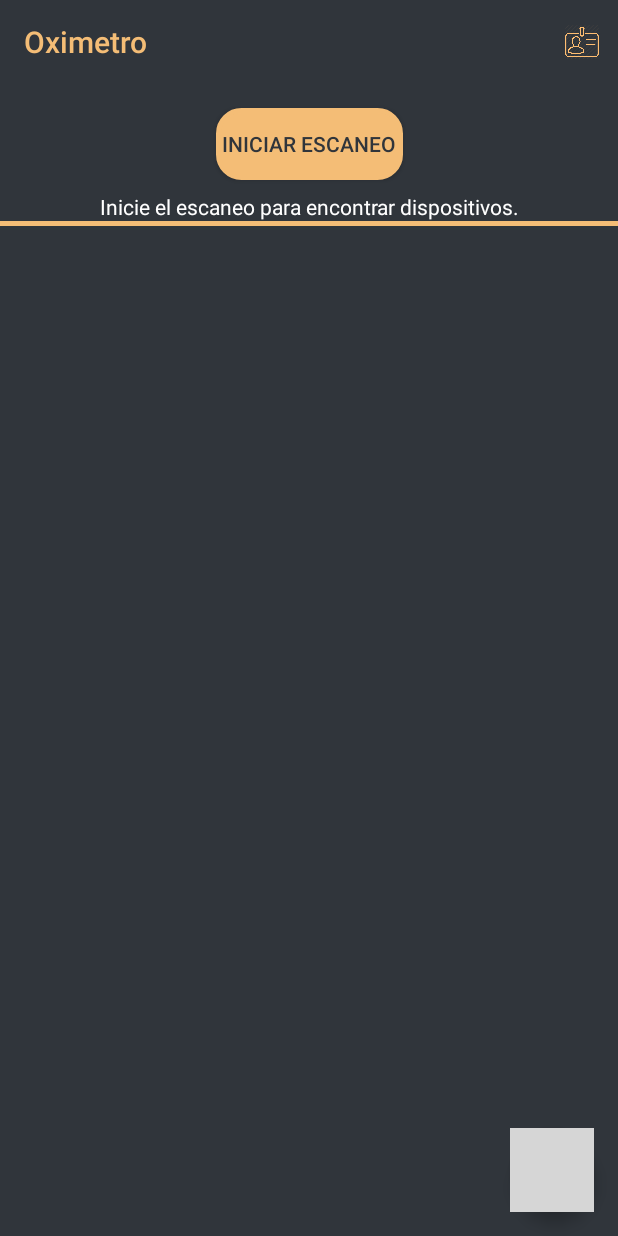
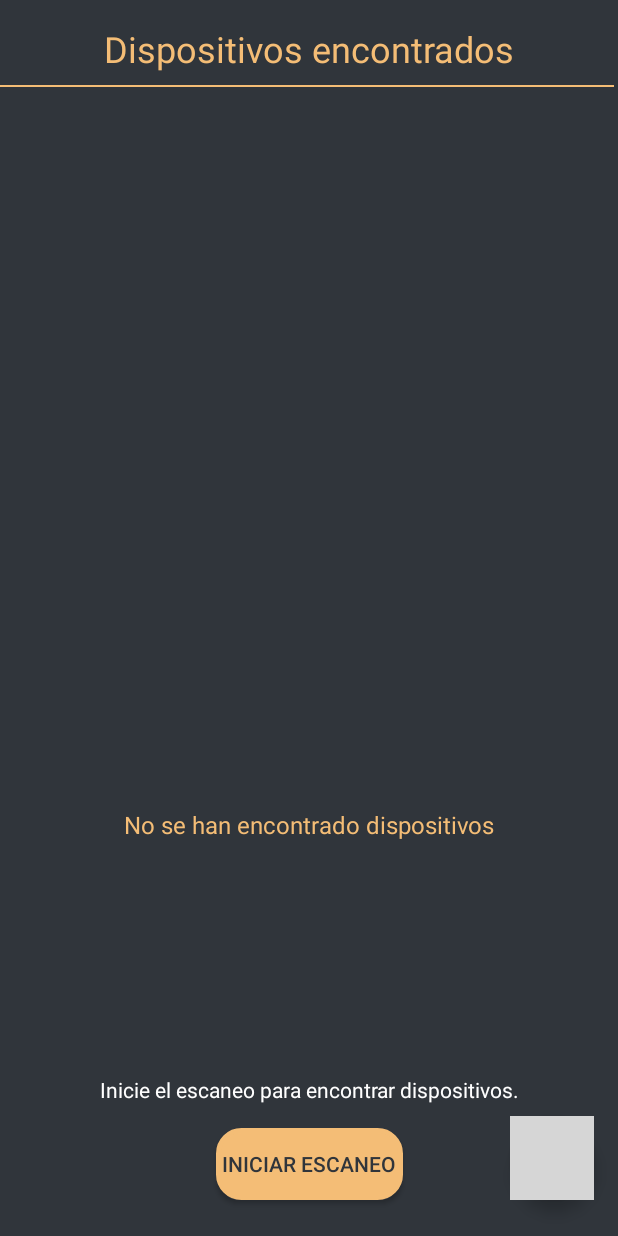
Before and after one commit to AdrianVaello/TFG-Oximetro, an Android app: the screen it shows after launch (MainActivity), on a phone screen of 412 x 824 dp. Run offline under Robolectric (Android 15) with nearby library versions, the phone set to English and light mode, and no system bars; grey boxes are pictures that could not be loaded.

Commit message:
Pantalla principal cambiada
Se ha cambiado el diseño de la pagina principal

```diff
--- a/app/src/main/java/es/upv/oximetro/MainActivity.java
+++ b/app/src/main/java/es/upv/oximetro/MainActivity.java
@@ -89,7 +89,7 @@ public class MainActivity extends AppCompatActivity implements View.OnClickListe
 
     // These are taken to make visible and invisible along
     // with FABs
-    TextView pacientesText, ayudaText;
+    TextView pacientesText, ayudaText, noHayDispositivosList;
 
     // to check whether sub FAB buttons are visible or not.
     Boolean isAllFabsVisible;
@@ -270,6 +270,8 @@ public class MainActivity extends AppCompatActivity implements View.OnClickListe
         //Añadimos texto si esta vacia la lista de dispositivos
         textoVacio.setText(R.string.no_se_han_encontrado_dispositivos);
         listView_device.setEmptyView(textoVacio);
+        noHayDispositivosList=findViewById(R.id.noHayDispositivosList);
+
 
 
       }
@@ -301,6 +303,7 @@ public class MainActivity extends AppCompatActivity implements View.OnClickListe
                 img_loading.startAnimation(operatingAnim);
                 img_loading.setVisibility(View.VISIBLE);
                 btn_scan.setText(getString(R.string.stop_scan));
+
             }
 
             @Override
@@ -311,9 +314,20 @@ public class MainActivity extends AppCompatActivity implements View.OnClickListe
             @Override
             public void onScanning(BleDevice bleDevice) {
                 if (bleDevice!=null && "HJ-Narigmed".equals(bleDevice.getName())) {  /////////////////////
+
                     mDeviceAdapter.addDevice(bleDevice);
                     mDeviceAdapter.notifyDataSetChanged();
-                }                                                 ////////////////////////
+                }
+                if(listView_device.getAdapter() != null){
+                    //De esta manera sabes si tu RecyclerView está vacío
+                    if(listView_device.getCount() != 0) {
+                        //Aquí muestras el mensaje
+                        noHayDispositivosList.setVisibility(View.GONE);
+                    }else{
+                        noHayDispositivosList.setVisibility(View.VISIBLE);
+                    }
+
+                }
             }
 
             @Override
--- a/app/src/main/res/layout/activity_main.xml
+++ b/app/src/main/res/layout/activity_main.xml
@@ -9,79 +9,80 @@
     android:background="@color/colorPrimary"
     android:orientation="vertical">
 
-    <androidx.appcompat.widget.Toolbar
-        android:id="@+id/toolbar"
-        android:layout_width="0dp"
+
+    <TextView
+        android:id="@+id/textView7"
+        android:layout_width="wrap_content"
         android:layout_height="wrap_content"
-        android:background="?attr/colorPrimary"
-        android:title="@string/app_name"
+        android:layout_marginTop="16dp"
+        android:text="@string/dispositivos_encontrados"
+        android:textColor="@color/colorTexto"
+        android:textSize="24sp"
         app:layout_constraintEnd_toEndOf="parent"
         app:layout_constraintStart_toStartOf="parent"
-        app:layout_constraintTop_toTopOf="parent"
-        app:titleTextColor="@color/colorTexto" />
-
+        app:layout_constraintTop_toTopOf="parent" />
 
     <TextView
         android:id="@+id/tvNoDispositivosEncontrados"
         android:layout_width="wrap_content"
         android:layout_height="wrap_content"
-        android:layout_marginTop="8dp"
+        android:layout_marginBottom="16dp"
         android:gravity="center_horizontal"
         android:textColor="@color/colorTextoBlanco"
+        app:layout_constraintBottom_toTopOf="@+id/btn_scan"
         app:layout_constraintEnd_toEndOf="parent"
-        app:layout_constraintStart_toStartOf="parent"
-        app:layout_constraintTop_toBottomOf="@+id/btn_scan" />
+        app:layout_constraintStart_toStartOf="parent" />
 
     <Button
         android:id="@+id/btn_scan"
         android:layout_width="wrap_content"
         android:layout_height="wrap_content"
-        android:layout_marginTop="16dp"
-        android:layout_marginBottom="27dp"
+        android:layout_marginBottom="24dp"
         android:background="@drawable/bordes_redondos_botones"
         android:padding="4dp"
         android:text="@string/start_scan"
         android:textColor="@color/colorPrimary"
-        app:layout_constraintBottom_toTopOf="@+id/separador"
+        app:layout_constraintBottom_toBottomOf="parent"
         app:layout_constraintEnd_toEndOf="parent"
-        app:layout_constraintStart_toStartOf="parent"
-        app:layout_constraintTop_toBottomOf="@+id/toolbar" />
+        app:layout_constraintStart_toStartOf="parent" />
 
     <ImageView
         android:id="@+id/img_loading"
         android:layout_width="56dp"
         android:layout_height="42dp"
-        android:layout_marginTop="16dp"
+        android:layout_marginBottom="24dp"
         android:src="@drawable/ic_loading"
         android:visibility="invisible"
-        app:layout_constraintEnd_toEndOf="parent"
-        app:layout_constraintStart_toEndOf="@+id/btn_scan"
-        app:layout_constraintTop_toBottomOf="@+id/toolbar" />
+        app:layout_constraintBottom_toBottomOf="parent"
+        app:layout_constraintEnd_toStartOf="@+id/btn_scan"
+        app:layout_constraintStart_toStartOf="parent" />
 
 
-    <View
-        android:id="@+id/separador"
+    <TextView
+        android:id="@+id/noHayDispositivosList"
         android:layout_width="wrap_content"
-        android:layout_height="3dp"
-        android:layout_marginStart="8dp"
-        android:layout_marginEnd="8dp"
-        android:background="@color/colorCard1"
+        android:layout_height="wrap_content"
+        android:text="@string/no_se_han_encontrado_dispositivos_main"
+        android:textColor="@color/colorTexto"
+        android:textSize="16sp"
+        app:layout_constraintBottom_toTopOf="@+id/tvNoDispositivosEncontrados"
         app:layout_constraintEnd_toEndOf="parent"
         app:layout_constraintStart_toStartOf="parent"
-        app:layout_constraintTop_toBottomOf="@+id/tvNoDispositivosEncontrados" />
+        app:layout_constraintTop_toTopOf="@+id/list_device" />
 
     <ListView
         android:id="@+id/list_device"
         android:layout_width="wrap_content"
         android:layout_height="0dp"
+        android:layout_marginTop="16dp"
         android:divider="@android:color/darker_gray"
         android:dividerHeight="0.5dp"
         android:paddingStart="5dp"
         android:paddingEnd="5dp"
         android:scrollbars="none"
-        app:layout_constraintBottom_toBottomOf="parent"
+        app:layout_constraintBottom_toTopOf="@+id/tvNoDispositivosEncontrados"
         app:layout_constraintEnd_toEndOf="parent"
-        app:layout_constraintTop_toBottomOf="@+id/separador">
+        app:layout_constraintTop_toBottomOf="@+id/textView7">
 
     </ListView>
 
@@ -91,7 +92,7 @@
         android:layout_width="wrap_content"
         android:layout_height="wrap_content"
         android:layout_marginEnd="16dp"
-        android:layout_marginBottom="16dp"
+        android:layout_marginBottom="24dp"
         android:src="@drawable/cancelar"
         app:backgroundTint="@color/colorCard1"
         app:fabSize="normal"
@@ -156,5 +157,16 @@
         app:layout_constraintEnd_toStartOf="@+id/ayuda_fab"
         app:layout_constraintTop_toTopOf="@+id/ayuda_fab" />
 
+    <View
+        android:id="@+id/divider3"
+        android:layout_width="409dp"
+        android:layout_height="1dp"
+        android:layout_marginTop="8dp"
+        android:background="@color/colorTexto"
+        app:layout_constraintEnd_toEndOf="parent"
+        app:layout_constraintHorizontal_bias="0.0"
+        app:layout_constraintStart_toStartOf="parent"
+        app:layout_constraintTop_toBottomOf="@+id/textView7" />
+
 
 </androidx.constraintlayout.widget.ConstraintLayout>
--- a/app/src/main/res/values/strings.xml
+++ b/app/src/main/res/values/strings.xml
@@ -51,5 +51,7 @@
     <string name="no_se_han_encontrado_dispositivos">Inicie el escaneo para encontrar dispositivos.</string>
     <string name="abrir_datos_con">Abrir datos con...</string>
     <string name="introduzca_en_nombre_del_paciente">Introduzca el nombre del paciente</string>
+    <string name="dispositivos_encontrados">Dispositivos encontrados</string>
+    <string name="no_se_han_encontrado_dispositivos_main">No se han encontrado dispositivos</string>
 
 </resources>
```
Also changed, not shown: 1 other file.
